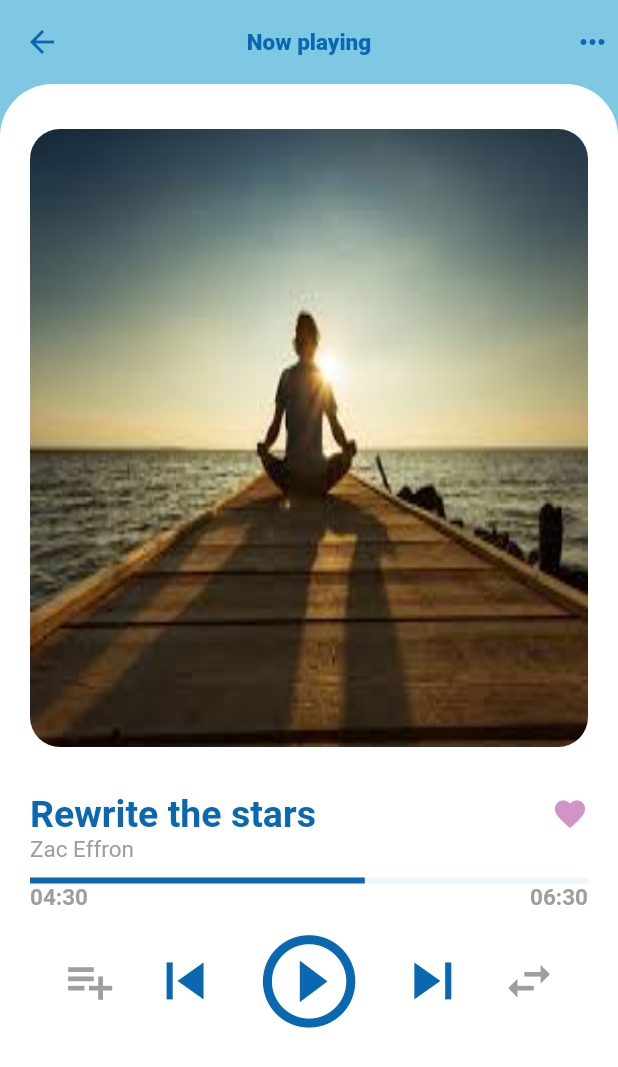
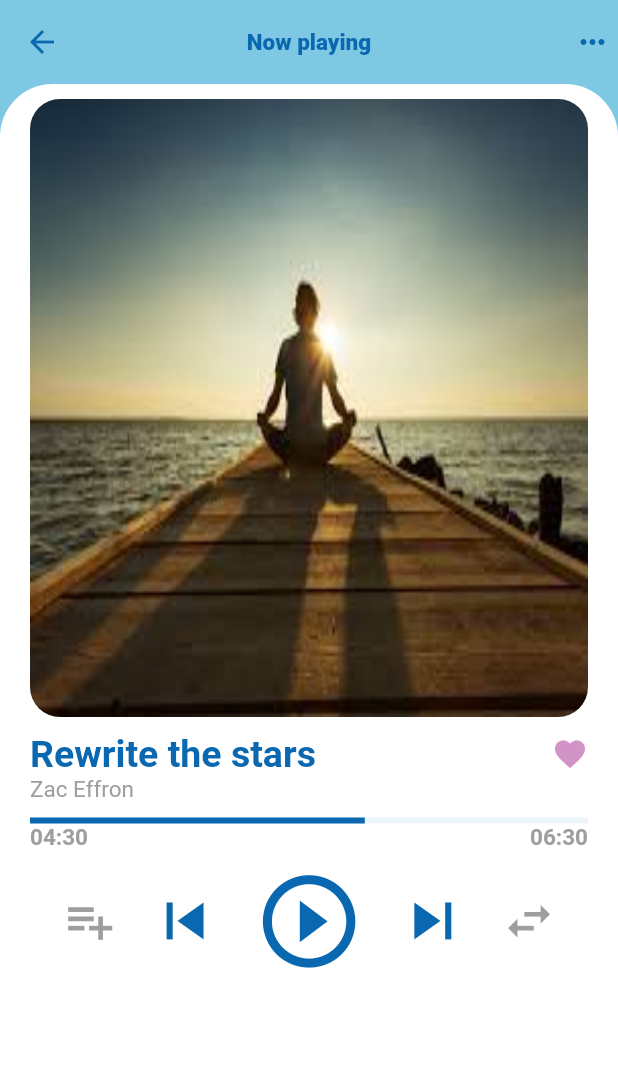
Before and after one commit to agharshit08/Flutter-UI-Music-App, a Flutter app: the screen it shows after launch, after a tap on "Rewrite the stars", on a phone screen of 412 x 824 dp. Shown: the top 1067 px of the screen. Run offline on Flutter 3.47's test engine with Material 2 defaults, Android fonts, the phone set to English and light mode, and no system bars; our stand-ins replace google_fonts; Roboto replaces fonts that are missing (Sarala).

Commit message:
minor changes

```diff
--- a/lib/screens/home_screen.dart
+++ b/lib/screens/home_screen.dart
@@ -40,26 +40,27 @@ class _HomeScreenState extends State<HomeScreen> {
       body: Column(
         children: [
           Container(
-            height: 0.75 * size.height,
+            height: 0.72 * size.height,
             child: Row(
               crossAxisAlignment: CrossAxisAlignment.start,
               children: [_buildNavigationRail(), _buildPlaylistAndSongs(size)],
             ),
           ),
           _buildCurrentPlayingSong(size),
-          _buildBottomBar()
+          _buildBottomBar(size)
         ],
       ),
     );
   }
 
   GestureDetector _buildCurrentPlayingSong(Size size) {
+    print(80/size.height);
     return GestureDetector(
       onTap: () {
         Navigator.pushNamed(context, '/song');
       },
       child: Container(
-        height: 0.09 * (size.height),
+        height: size.height*0.103,
         padding: EdgeInsets.symmetric(horizontal: 40.0),
         decoration: BoxDecoration(
           borderRadius: BorderRadius.only(
@@ -119,21 +120,20 @@ class _HomeScreenState extends State<HomeScreen> {
     return Column(
       children: <Widget>[
         Container(
-          height: 0.35*size.height,
-          width: size.width*0.8,
+          height: 0.35 * size.height,
+          width: size.width * 0.8,
           // color: Colors.purple,
           child: ListView.builder(
             scrollDirection: Axis.horizontal,
             itemCount: playlists.length,
             itemBuilder: (context, index) => _buildPlaylistItem(
                 image: playlists[index].image,
-              title: playlists[index].playlistName
-            ),
+                title: playlists[index].playlistName),
           ),
         ),
         Container(
-          height: 0.40*size.height,
-          width: size.width*0.8,
+          height: 0.35 * size.height,
+          width: size.width * 0.8,
           child: ListView.builder(
             itemCount: songs.length,
             itemBuilder: (context, index) => _buildSonglistItem(
@@ -206,9 +206,10 @@ class _HomeScreenState extends State<HomeScreen> {
     );
   }
 
-  Expanded _buildBottomBar() {
-    return Expanded(
-      child: Container(
+  Container _buildBottomBar(Size size) {
+    print(50/size.height);
+    return Container(
+      height: size.height*0.065,
       color: kSecondaryColor,
       child: Container(
         decoration: BoxDecoration(
@@ -239,9 +240,7 @@ class _HomeScreenState extends State<HomeScreen> {
           ],
         ),
       ),
-      ),
     );
-  }
   }
 
   Widget _buildPlaylistItem({String title, String image}) {
@@ -276,7 +275,8 @@ Widget _buildPlaylistItem({String title, String image}) {
               width: 30,
               margin: EdgeInsets.all(10.0),
               decoration: BoxDecoration(
-                borderRadius: BorderRadius.circular(10.0), color: Colors.white),
+                  borderRadius: BorderRadius.circular(10.0),
+                  color: Colors.white),
               child: Icon(
                 Icons.play_circle_outline,
                 color: kPrimaryColor,
@@ -310,3 +310,5 @@ Widget _buildSonglistItem({String image, String title, String subtitle}) {
       ),
     );
   }
+
+}
--- a/lib/screens/song_screen.dart
+++ b/lib/screens/song_screen.dart
@@ -5,7 +5,6 @@ class SongScreen extends StatelessWidget {
   @override
   Widget build(BuildContext context) {
     Size size = MediaQuery.of(context).size;
-    print(25/size.width);
     return Scaffold(
       backgroundColor: kSecondaryColor,
       appBar: AppBar(
@@ -43,7 +42,7 @@ class SongScreen extends StatelessWidget {
           crossAxisAlignment: CrossAxisAlignment.start,
           children: [
             Container(
-              margin: EdgeInsets.symmetric(vertical: 30.0, horizontal: 20.0),
+              margin: EdgeInsets.symmetric(vertical: 10.0, horizontal: 20.0),
               height: size.height*0.5,
               decoration: BoxDecoration(
                 borderRadius: BorderRadius.circular(20.0),
```
Lines whose indentation alone changed are shown as unchanged.
